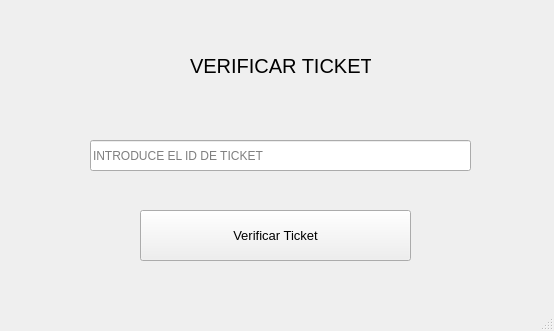
The window that UI/cobrarticket.ui (adriii0104/loteria_sistema) describes before a commit, drawn with Qt 5.
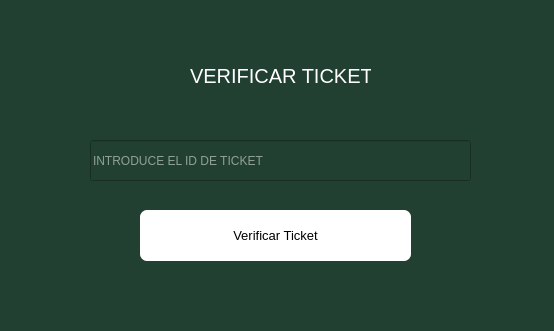
The same window after the commit.

```diff
--- a/UI/cobrarticket.ui
+++ b/UI/cobrarticket.ui
@@ -14,8 +14,18 @@
    <string>COBRAR TICKET</string>
   </property>
   <property name="styleSheet">
-   <string notr="true">QLineEdit:placeholder{
+   <string notr="true">*{
+background: #214032;
+color: white;
+}
+QLineEdit:placeholder{
 margin-left:45px;
+}
+QPushButton{
+border: none;
+background: white;
+color: black;
+border-radius:7px;
 }</string>
   </property>
   <widget class="QWidget" name="centralwidget">
@@ -23,7 +33,7 @@
     <property name="geometry">
      <rect>
       <x>190</x>
-      <y>50</y>
+      <y>60</y>
       <width>181</width>
       <height>31</height>
      </rect>
@@ -34,7 +44,7 @@
      </font>
     </property>
     <property name="styleSheet">
-     <string notr="true">color: rgb(0, 0, 0);</string>
+     <string notr="true"/>
     </property>
     <property name="text">
      <string>VERIFICAR TICKET</string>
@@ -46,7 +56,7 @@
       <x>90</x>
       <y>140</y>
       <width>381</width>
-      <height>31</height>
+      <height>41</height>
      </rect>
     </property>
     <property name="placeholderText">
```
